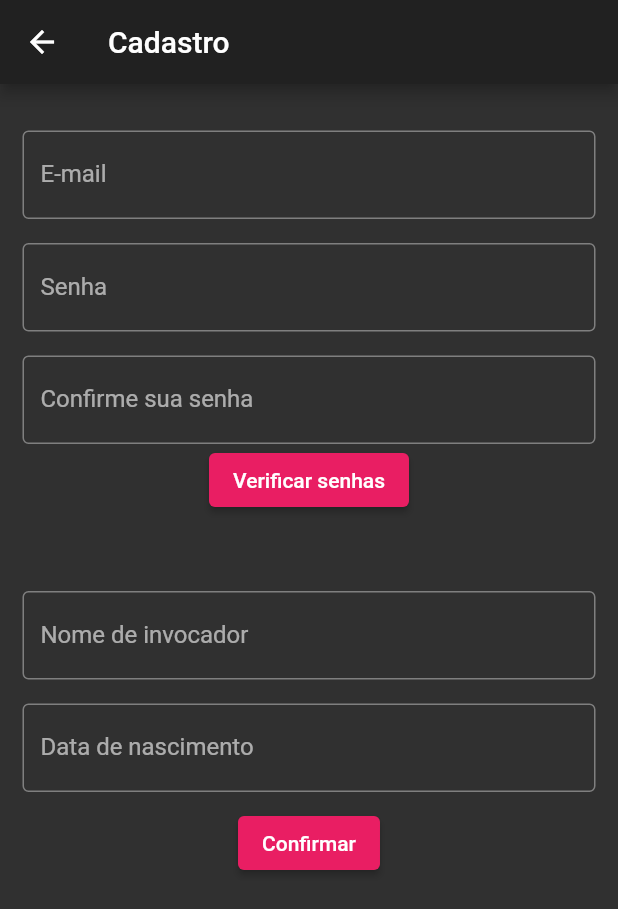
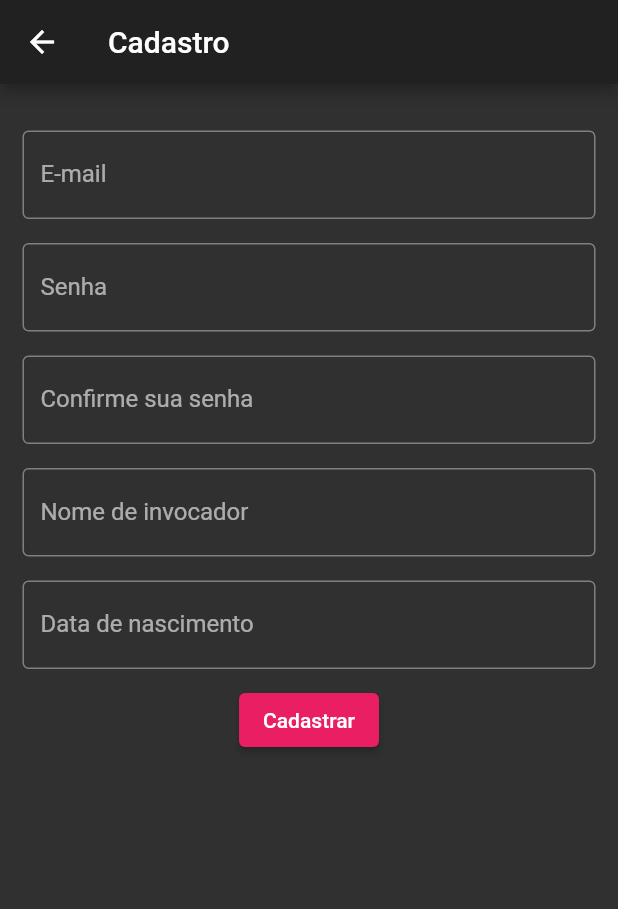
Before and after one commit to MoniqueChauvin/interview-test, a Flutter app: the SignUpPage screen opened directly, on a phone screen of 412 x 824 dp. Shown: the top 909 px of the screen. Run offline on Flutter 3.47's test engine with Material 2 defaults, Android fonts, the phone set to English and light mode, and no system bars; our stand-ins replace mask_text_input_formatter; network calls fail.

Commit message:
ajustes atuais

```diff
--- a/lib/screens/dashboard.dart
+++ b/lib/screens/dashboard.dart
@@ -12,7 +12,7 @@ class _DashBoardPageState extends State<DashBoardPage> {
   @override
   Widget build(BuildContext context) {
     return Scaffold(
-      appBar: AppBar(),
+      appBar: AppBar(title: Text('Bem Vindo! :)')),
       drawer: Drawer(
         child: ListView(
           children: [
--- a/lib/screens/signup.dart
+++ b/lib/screens/signup.dart
@@ -1,7 +1,6 @@
 import 'package:flutter/material.dart';
+import 'package:flutter_application_1/screens/dashboard.dart';
 import 'package:mask_text_input_formatter/mask_text_input_formatter.dart';
-
-import 'dashboard.dart';
 
 class SignUpPage extends StatefulWidget {
   const SignUpPage({Key? key}) : super(key: key);
@@ -19,6 +18,7 @@ class _SignUpPageState extends State<SignUpPage> {
   String confirmacaosenha = '';
   String nomedeinvocador = '';
   String email = '';
+  String error = '';
 
   @override
   Widget build(BuildContext context) {
@@ -71,16 +71,8 @@ class _SignUpPageState extends State<SignUpPage> {
                       confirmacaosenha = value;
                     },
                   ),
-                  ElevatedButton(
-                    style: ButtonStyle(
-                      backgroundColor:
-                          MaterialStateProperty.all<Color>(Colors.pink),
-                    ),
-                    onPressed: () {},
-                    child: const Text('Verificar senhas'),
-                  ),
                   SizedBox(
-                    height: 50,
+                    height: 16,
                   ),
                   TextField(
                     decoration: InputDecoration(
@@ -115,14 +107,29 @@ class _SignUpPageState extends State<SignUpPage> {
                           MaterialStateProperty.all<Color>(Colors.pink),
                     ),
                     onPressed: () {
-                      Navigator.of(context).push(
-                        MaterialPageRoute(
-                          builder: (context) => DashBoardPage(),
-                        ),
-                      );
+                      if (senha != confirmacaosenha || senha == '') {
+                        setState(() {
+                          error = "Senhas não coincidem";
+                        });
+
+                        return;
+                      } else {
+                        Navigator.of(context).push(
+                          MaterialPageRoute(
+                            builder: (context) => DashBoardPage(),
+                          ),
+                        );
+                      }
                     },
-                    child: const Text('Confirmar'),
-                  )
+                    child: const Text('Cadastrar'),
+                  ),
+                  SizedBox(
+                    height: 10,
+                  ),
+                  Text(
+                    error,
+                    style: TextStyle(color: Colors.red),
+                  ),
                 ],
               ),
             ),
```
